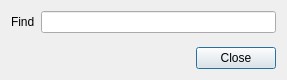
Qt form src/widgets/find_text_dialog.ui (solarus-games/solarus-quest-editor) before a commit.
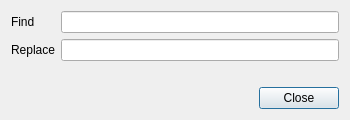
The same form after that commit.

Commit message:
Add replace in the find dialog
You can now find some text in a script file and replace this text with one another.
Closes #3

```diff
--- a/src/widgets/find_text_dialog.ui
+++ b/src/widgets/find_text_dialog.ui
@@ -6,8 +6,8 @@
    <rect>
     <x>0</x>
     <y>0</y>
-    <width>287</width>
-    <height>80</height>
+    <width>350</width>
+    <height>120</height>
    </rect>
   </property>
   <property name="windowTitle">
@@ -33,6 +33,16 @@
        </property>
       </widget>
      </item>
+     <item row="1" column="0">
+      <widget class="QLabel" name="replace_label">
+       <property name="text">
+        <string>Replace</string>
+       </property>
+      </widget>
+     </item>
+     <item row="1" column="1">
+      <widget class="QLineEdit" name="replace_field"/>
+     </item>
     </layout>
    </item>
    <item>
```
The commit also changes 4 other files.
